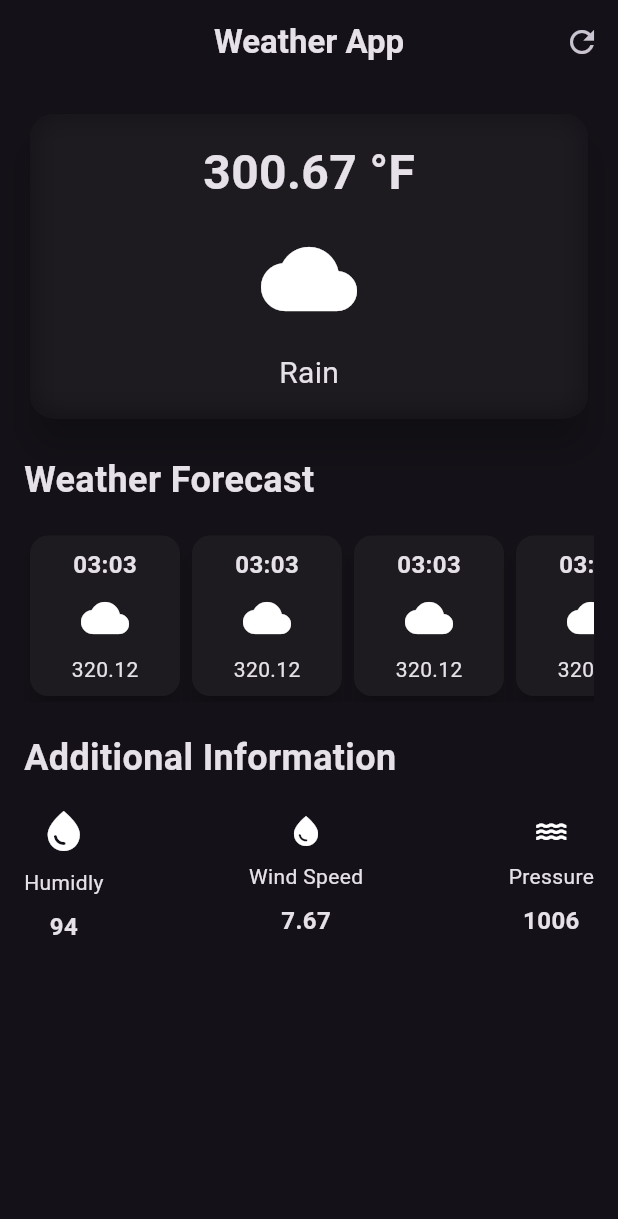
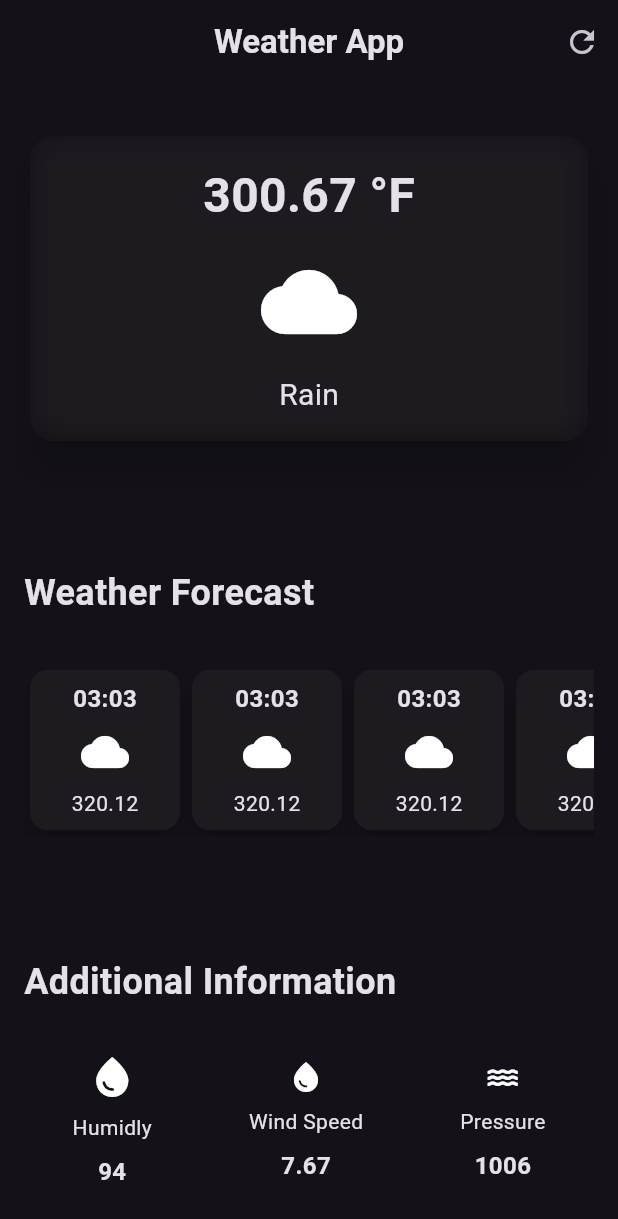
Before and after one commit to jodosjodos/weather_app, a Flutter app: the screen it shows after launch, on a phone screen of 412 x 824 dp. Shown: the top 1219 px of the screen. Run offline on Flutter 3.47's test engine with Material 3 defaults, Android fonts, the phone set to English and light mode, and no system bars.

Commit message:
[fix] fix layout

```diff
--- /dev/null
+++ b/lib/additional_information_item.dart
@@ -0,0 +1,32 @@
+import 'package:flutter/material.dart';
+
+class AdditionalInformation extends StatelessWidget {
+  const AdditionalInformation({
+    super.key,
+  });
+
+  @override
+  Widget build(BuildContext context) {
+    return const Column(
+      children: [
+        Icon(
+          Icons.water_drop,
+          size: 32,
+        ),
+        SizedBox(
+          height: 8,
+        ),
+        Text(
+          "Humidly",
+        ),
+        SizedBox(
+          height: 8,
+        ),
+        Text(
+          "94",
+          style: TextStyle(fontSize: 16, fontWeight: FontWeight.bold),
+        ),
+      ],
+    );
+  }
+}
--- /dev/null
+++ b/lib/weather_forecast_item.dart
@@ -0,0 +1,45 @@
+import 'package:flutter/material.dart';
+
+class HourlyForecastItem extends StatelessWidget {
+  const HourlyForecastItem({super.key});
+
+  @override
+  Widget build(BuildContext context) {
+    return Card(
+      elevation: 6,
+      child: Container(
+        width: 100,
+        padding: const EdgeInsets.all(8.0),
+        decoration: BoxDecoration(
+          borderRadius: BorderRadius.circular(
+            12,
+          ),
+        ),
+        child: const Column(
+          children: [
+            Text(
+              "03:03",
+              style: TextStyle(
+                fontSize: 16,
+                fontWeight: FontWeight.bold,
+              ),
+            ),
+            SizedBox(
+              height: 8,
+            ),
+            Icon(
+              Icons.cloud,
+              size: 32,
+            ),
+            SizedBox(
+              height: 8,
+            ),
+            Text(
+              "320.12",
+            )
+          ],
+        ),
+      ),
+    );
+  }
+}
--- a/lib/weather_screen.dart
+++ b/lib/weather_screen.dart
@@ -5,6 +5,8 @@ import 'package:flutter/material.dart';
 import 'package:flutter/painting.dart';
 import 'package:flutter/rendering.dart';
 import 'package:flutter/widgets.dart';
+import 'package:weather_app/additional_information_item.dart';
+import 'package:weather_app/weather_forecast_item.dart';
 
 class WeatherScreen extends StatelessWidget {
   const WeatherScreen({super.key});
@@ -34,6 +36,7 @@ class WeatherScreen extends StatelessWidget {
       body: Padding(
         padding: EdgeInsets.all(16),
         child: Column(
+          mainAxisAlignment: MainAxisAlignment.spaceAround,
           crossAxisAlignment: CrossAxisAlignment.start,
           children: [
             // main card
@@ -97,9 +100,7 @@ class WeatherScreen extends StatelessWidget {
                 fontSize: 24,
               ),
             ),
-            const SizedBox(
-              height: 16,
-            ),
+
             const SingleChildScrollView(
               scrollDirection: Axis.horizontal,
               child: Row(
@@ -122,34 +123,10 @@ class WeatherScreen extends StatelessWidget {
                 fontSize: 24,
               ),
             ),
-            const SizedBox(
-              height: 16,
-            ),
             const Row(
-              mainAxisAlignment: MainAxisAlignment.spaceBetween,
+              mainAxisAlignment: MainAxisAlignment.spaceAround,
               children: [
-                Column(
-                  children: [
-                    Icon(
-                      Icons.water_drop,
-                      size: 32,
-                    ),
-                    SizedBox(
-                      height: 8,
-                    ),
-                    Text(
-                      "Humidly",
-                    ),
-                    SizedBox(
-                      height: 8,
-                    ),
-                    Text(
-                      "94",
-                      style:
-                          TextStyle(fontSize: 16, fontWeight: FontWeight.bold),
-                    ),
-                  ],
-                ),
+                AdditionalInformation(),
                 Column(
                   children: [
                     Icon(
@@ -201,47 +178,3 @@ class WeatherScreen extends StatelessWidget {
     );
   }
 }
-
-class HourlyForecastItem extends StatelessWidget {
-  const HourlyForecastItem({super.key});
-
-  @override
-  Widget build(BuildContext context) {
-    return Card(
-      elevation: 6,
-      child: Container(
-        width: 100,
-        padding: const EdgeInsets.all(8.0),
-        decoration: BoxDecoration(
-          borderRadius: BorderRadius.circular(
-            12,
-          ),
-        ),
-        child: const Column(
-          children: [
-            Text(
-              "03:03",
-              style: TextStyle(
-                fontSize: 16,
-                fontWeight: FontWeight.bold,
-              ),
-            ),
-            SizedBox(
-              height: 8,
-            ),
-            Icon(
-              Icons.cloud,
-              size: 32,
-            ),
-            SizedBox(
-              height: 8,
-            ),
-            Text(
-              "320.12",
-            )
-          ],
-        ),
-      ),
-    );
-  }
-}
```
